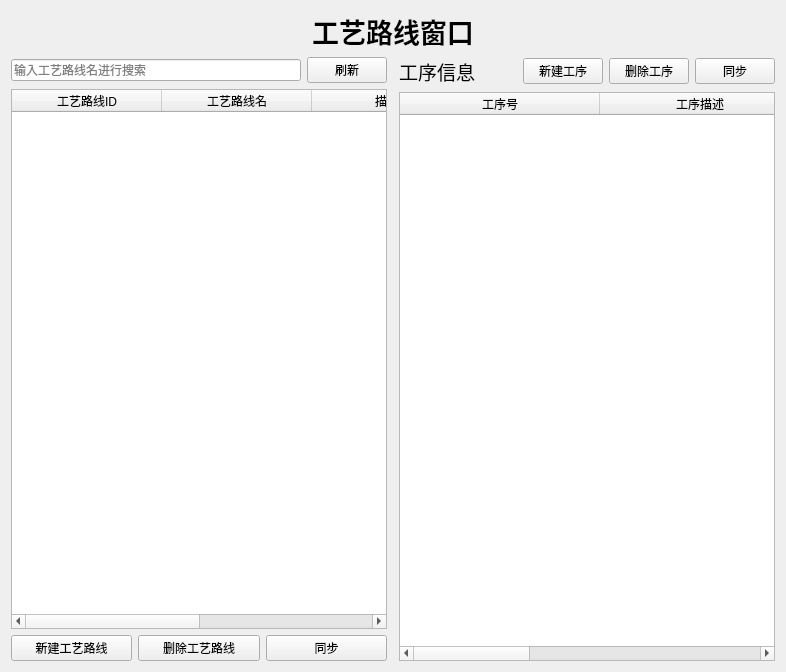
This is xt/code/ui/Line.ui in joker20020/ERP as Qt 5 draws it before an edit. The edited form follows.
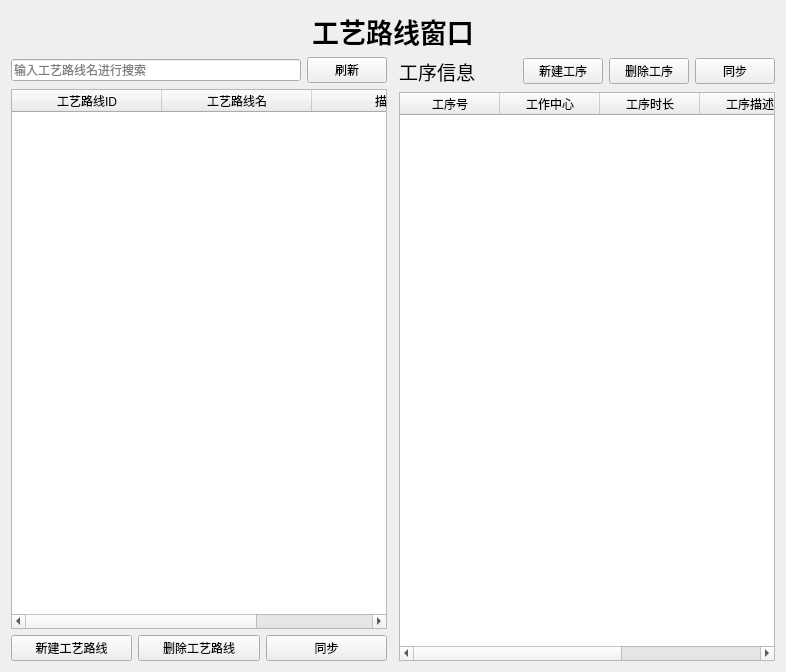
This is the edited form. Custom widgets are drawn as their Qt base class.

Commit message: 工序表更新

```diff
--- a/xt/code/ui/Line.ui
+++ b/xt/code/ui/Line.ui
@@ -82,11 +82,6 @@
            <string>描述</string>
           </property>
          </column>
-         <column>
-          <property name="text">
-           <string>工作中心</string>
-          </property>
-         </column>
         </widget>
        </item>
        <item>
@@ -201,7 +196,7 @@
           <bool>false</bool>
          </attribute>
          <attribute name="horizontalHeaderDefaultSectionSize">
-          <number>200</number>
+          <number>100</number>
          </attribute>
          <attribute name="horizontalHeaderHighlightSections">
           <bool>true</bool>
@@ -220,6 +215,16 @@
            <string>工序号</string>
           </property>
          </column>
+         <column>
+          <property name="text">
+           <string>工作中心</string>
+          </property>
+         </column>
+         <column>
+          <property name="text">
+           <string>工序时长</string>
+          </property>
+         </column>
          <column>
           <property name="text">
            <string>工序描述</string>
```
Left out of the diff: 3 changed lines with no effect on the pictures. The commit also changes 42 other files.
